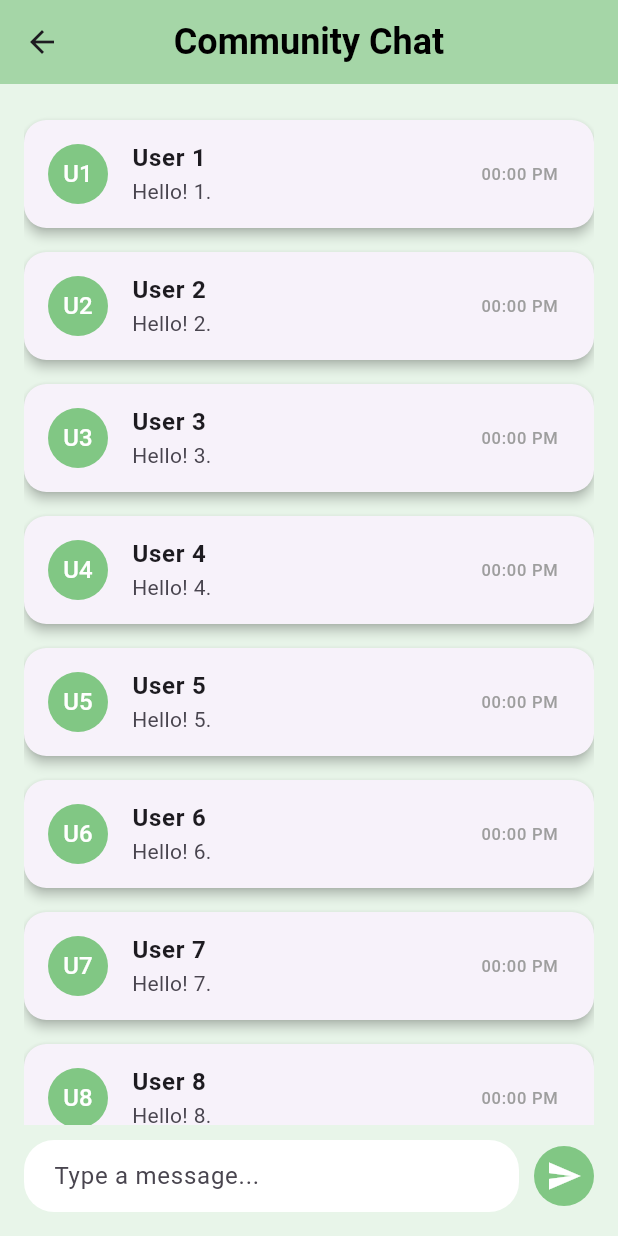
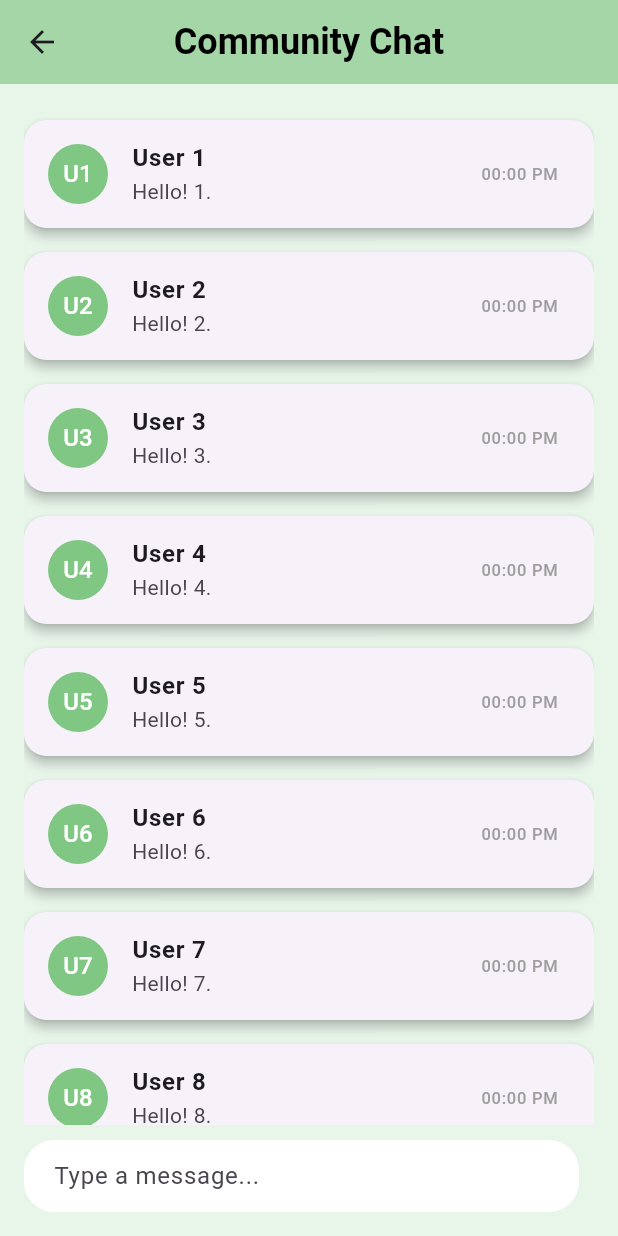
Before and after one commit to saarujan-ui/flutter_project, a Flutter app: the CommunityChatScreen screen opened directly, on a phone screen of 412 x 824 dp. Run offline on Flutter 3.47's test engine with Material 3 defaults, Android fonts, the phone set to English and light mode, and no system bars.

Commit message:
community changes

```diff
--- a/lib/community_chat_screen.dart
+++ b/lib/community_chat_screen.dart
@@ -78,15 +78,7 @@ class CommunityChatScreen extends StatelessWidget {
                   ),
                 ),
                 SizedBox(width: 10),
-                CircleAvatar(
-                  backgroundColor: Colors.green.shade300,
-                  child: IconButton(
-                    icon: Icon(Icons.send, color: Colors.white),
-                    onPressed: () {
-                      // Add send message logic here
-                    },
-                  ),
-                ),
+
               ],
             ),
           ],
```
